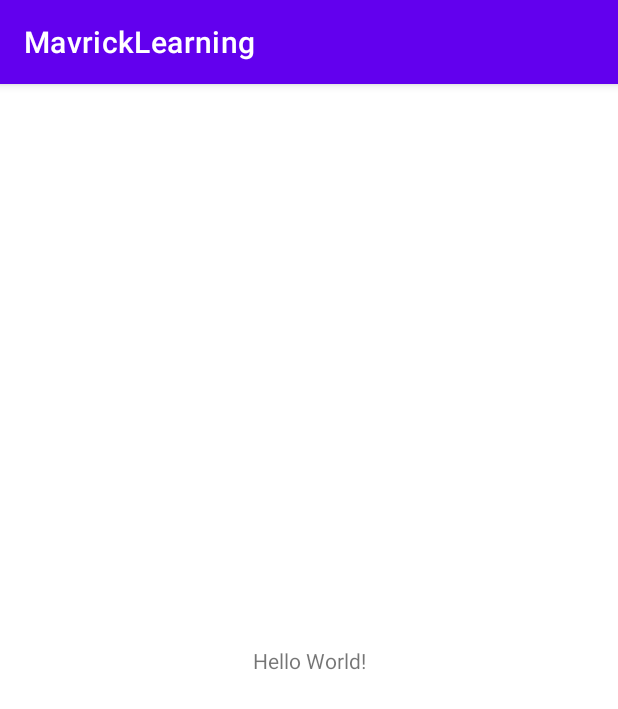
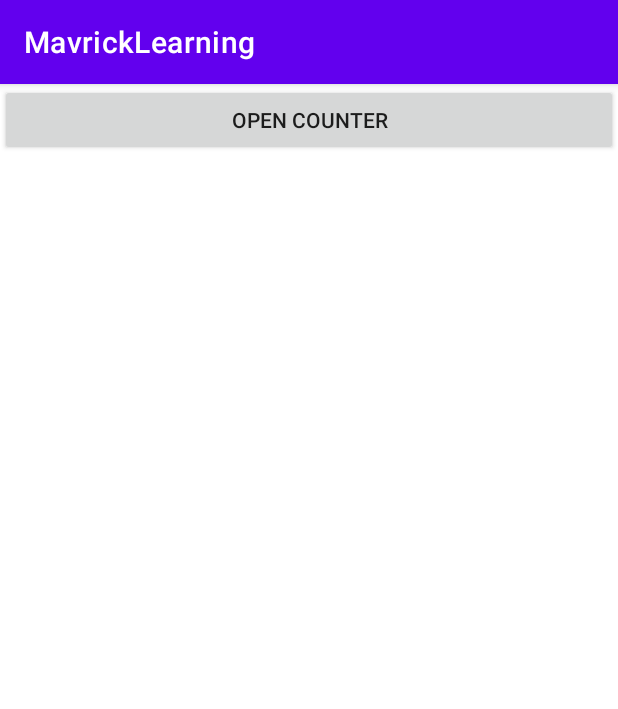
Before and after one commit to FangQi-Jack/MavericksLearning, an Android app: the screen it shows after launch (MainActivity), on a phone screen of 412 x 824 dp. Shown: the top 709 px of the screen. Run offline under Robolectric (Android 15) with nearby library versions, the phone set to English and light mode, and no system bars; our stand-ins replace Timber; libraries missing offline, so code that uses them is left out: com.airbnb.mvrx; 1 statement that could not run was skipped.

Commit message:
creating a counter using mavericks

```diff
--- a/app/src/main/AndroidManifest.xml
+++ b/app/src/main/AndroidManifest.xml
@@ -3,7 +3,8 @@
     package="me.jackfangqi.mavrick.learning">
 
     <application
-        android:allowBackup="true"
+        android:name=".MainApplication"
+        android:allowBackup="false"
         android:icon="@mipmap/ic_launcher"
         android:label="@string/app_name"
         android:roundIcon="@mipmap/ic_launcher_round"
@@ -18,6 +19,7 @@
                 <category android:name="android.intent.category.LAUNCHER" />
             </intent-filter>
         </activity>
+        <activity android:name=".counter.CounterActivity" />
     </application>
 
 </manifest>
--- a/app/src/main/java/me/jackfangqi/mavrick/learning/MainActivity.kt
+++ b/app/src/main/java/me/jackfangqi/mavrick/learning/MainActivity.kt
@@ -2,10 +2,20 @@ package me.jackfangqi.mavrick.learning
 
 import androidx.appcompat.app.AppCompatActivity
 import android.os.Bundle
+import com.airbnb.mvrx.InternalMavericksApi
+import me.jackfangqi.mavrick.learning.counter.CounterActivity
+import me.jackfangqi.mavrick.learning.databinding.ActivityMainBinding
 
+@InternalMavericksApi
 class MainActivity : AppCompatActivity() {
+
     override fun onCreate(savedInstanceState: Bundle?) {
         super.onCreate(savedInstanceState)
-        setContentView(R.layout.activity_main)
+        val binding = ActivityMainBinding.inflate(layoutInflater)
+        setContentView(binding.root)
+
+        binding.openCounter.setOnClickListener {
+            CounterActivity.open(this)
+        }
     }
 }
--- /dev/null
+++ b/app/src/main/java/me/jackfangqi/mavrick/learning/MainApplication.kt
@@ -0,0 +1,24 @@
+package me.jackfangqi.mavrick.learning
+
+import android.app.Application
+import com.airbnb.mvrx.Mavericks
+import timber.log.Timber
+
+/**
+ * create by FangQi on 15:33, 周四, 2022/1/6
+ * fangqi.jack@bytedance.com
+ *
+ * 描述：--
+ **/
+class MainApplication : Application() {
+    override fun onCreate() {
+        super.onCreate()
+
+        if (BuildConfig.DEBUG) {
+            Timber.plant(Timber.DebugTree())
+        }
+
+        Timber.tag("Mavericks").d("initialize Mavericks")
+        Mavericks.initialize(this)
+    }
+}
--- a/app/src/main/res/layout/activity_main.xml
+++ b/app/src/main/res/layout/activity_main.xml
@@ -1,18 +1,23 @@
 <?xml version="1.0" encoding="utf-8"?>
-<androidx.constraintlayout.widget.ConstraintLayout xmlns:android="http://schemas.android.com/apk/res/android"
+<androidx.core.widget.NestedScrollView xmlns:android="http://schemas.android.com/apk/res/android"
     xmlns:app="http://schemas.android.com/apk/res-auto"
     xmlns:tools="http://schemas.android.com/tools"
     android:layout_width="match_parent"
     android:layout_height="match_parent"
-    tools:context=".MainActivity">
+    tools:context=".MainActivity"
+    tools:ignore="SpeakableTextPresentCheck">
 
-    <TextView
-        android:layout_width="wrap_content"
+    <androidx.appcompat.widget.LinearLayoutCompat
+        android:layout_width="match_parent"
         android:layout_height="wrap_content"
-        android:text="Hello World!"
-        app:layout_constraintBottom_toBottomOf="parent"
-        app:layout_constraintLeft_toLeftOf="parent"
-        app:layout_constraintRight_toRightOf="parent"
-        app:layout_constraintTop_toTopOf="parent" />
+        android:orientation="vertical">
 
-</androidx.constraintlayout.widget.ConstraintLayout>
+        <androidx.appcompat.widget.AppCompatButton
+            android:id="@+id/open_counter"
+            android:layout_width="match_parent"
+            android:layout_height="wrap_content"
+            android:text="open counter" />
+
+    </androidx.appcompat.widget.LinearLayoutCompat>
+
+</androidx.core.widget.NestedScrollView>
```
Also changed, not shown: app/build.gradle (+18 -0 lines), app/src/main/java/me/jackfangqi/mavrick/learning/counter/CounterActivity.kt (added, +61 -0 lines), app/src/main/res/layout/activity_counter.xml (added, +20 -0 lines).
